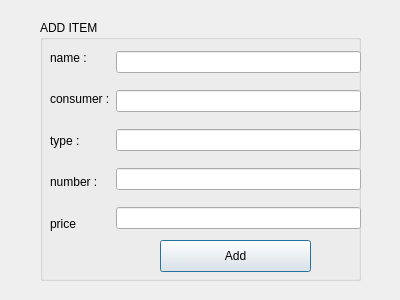
First picture: the form in Store/add_pro.ui, repository Mitraaaaa/Store, before the edit.
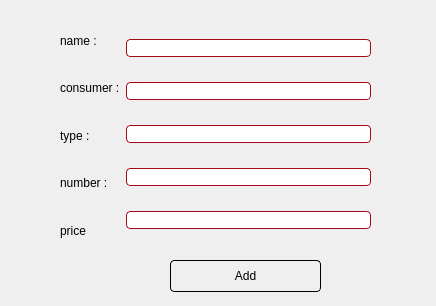
Second picture: the form after the edit.

The edit to the form file:
```diff
--- a/Store/add_pro.ui
+++ b/Store/add_pro.ui
@@ -6,45 +6,55 @@
    <rect>
     <x>0</x>
     <y>0</y>
-    <width>400</width>
-    <height>300</height>
+    <width>436</width>
+    <height>306</height>
    </rect>
   </property>
   <property name="windowTitle">
    <string>Dialog</string>
   </property>
-  <widget class="QGroupBox" name="groupBox">
-   <property name="geometry">
-    <rect>
-     <x>40</x>
-     <y>20</y>
-     <width>321</width>
-     <height>261</height>
-    </rect>
-   </property>
-   <property name="title">
-    <string>ADD ITEM</string>
-   </property>
-   <widget class="QPushButton" name="additem">
+  <property name="styleSheet">
+   <string notr="true">QDialog
+{
+      background: qconicalgradient(cx:0.5, cy:0.5, angle:30,
+                stop:0 rgb(193, 192, 193), stop:1 rgb(255, 159, 159))
+
+}
+QLineEdit
+{
+ border-width: 1px;
+    border-style: solid;
+    border-color:rgb(162, 10, 23);
+    border-radius: 4px;
+background-color:white;
+color:rgb(166, 5, 0);
+	font: 13pt &quot;Comic Sans MS&quot;;
+}
+QLabel
+{
+	
+	font: 75 16pt &quot;Comic Sans MS&quot;;
+color:black;
+}
+QPushButton
+{
+	
+	font: 75 14pt &quot;Comic Sans MS&quot;;
+background: qlineargradient(x1:0, y1:0, x2:1, y2:1,
+                stop:0 white, stop: 0.4 white, stop:1 rgb(193, 192, 193));
+color:black;
+  	 border-width: 1px;
+    border-style: solid;
+    border-radius: 4px;
+}</string>
+  </property>
+  <widget class="QWidget" name="layoutWidget">
     <property name="geometry">
      <rect>
-      <x>120</x>
-      <y>220</y>
-      <width>151</width>
-      <height>32</height>
-     </rect>
-    </property>
-    <property name="text">
-     <string>Add</string>
-    </property>
-   </widget>
-   <widget class="QWidget" name="">
-    <property name="geometry">
-     <rect>
-      <x>10</x>
+     <x>60</x>
       <y>20</y>
       <width>311</width>
-      <height>201</height>
+     <height>231</height>
      </rect>
     </property>
     <layout class="QHBoxLayout" name="horizontalLayout">
@@ -79,7 +89,7 @@
         </widget>
        </item>
        <item>
-        <widget class="QLabel" name="price">
+       <widget class="QLabel" name="price_2">
          <property name="text">
           <string>price</string>
          </property>
@@ -102,12 +112,24 @@
         <widget class="QLineEdit" name="number"/>
        </item>
        <item>
-        <widget class="QLineEdit" name="price_2"/>
+       <widget class="QLineEdit" name="price"/>
        </item>
       </layout>
      </item>
     </layout>
    </widget>
+  <widget class="QPushButton" name="additem">
+   <property name="geometry">
+    <rect>
+     <x>170</x>
+     <y>260</y>
+     <width>151</width>
+     <height>32</height>
+    </rect>
+   </property>
+   <property name="text">
+    <string>Add</string>
+   </property>
   </widget>
  </widget>
  <resources/>
```
Lines whose indentation alone changed are shown as unchanged.
